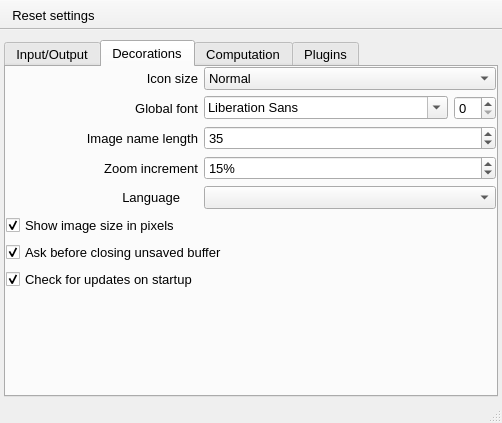
First picture: the form in UIs/nPreferences.ui, repository NeutrinoToolkit/Neutrino, before the edit.
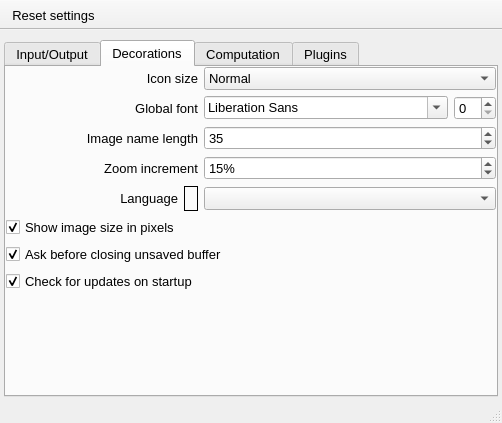
Second picture: the form after the edit. The open tabs and pages were chosen to show the change. Icons and pictures are not drawn.

What changed in the file:
```diff
--- a/UIs/nPreferences.ui
+++ b/UIs/nPreferences.ui
@@ -135,6 +135,9 @@
              <property name="toolTip">
               <string>Decimal number separator</string>
              </property>
+             <property name="frameShape">
+              <enum>QFrame::Box</enum>
+             </property>
              <property name="text">
               <string/>
              </property>
```
Left out of the diff: 2 changed lines with no effect on the pictures.
